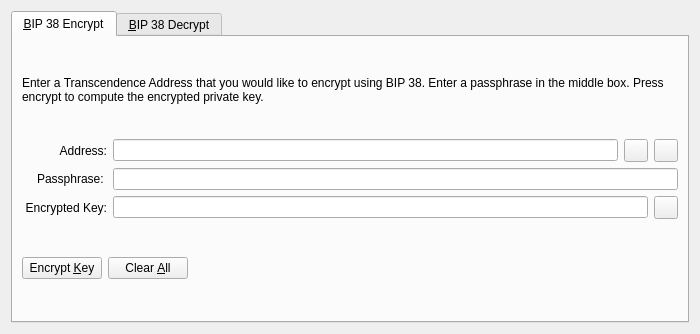
Qt form src/qt/forms/bip38tooldialog.ui (phoenixkonsole/MooNET) before a commit.
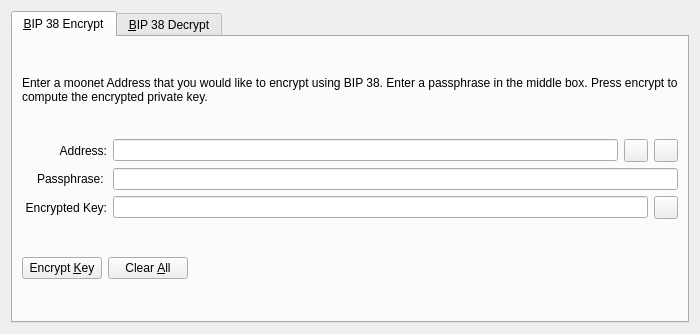
The same form after that commit. The open tabs and pages were chosen to show the change. Icons and pictures are not drawn. Custom widgets are drawn as their Qt base class.

What changed in the file:
```diff
--- a/src/qt/forms/bip38tooldialog.ui
+++ b/src/qt/forms/bip38tooldialog.ui
@@ -30,7 +30,7 @@
        <item>
         <widget class="QLabel" name="infoLabel_ENC">
          <property name="text">
-          <string>Enter a Transcendence Address that you would like to encrypt using BIP 38. Enter a passphrase in the middle box. Press encrypt to compute the encrypted private key.</string>
+          <string>Enter a moonet Address that you would like to encrypt using BIP 38. Enter a passphrase in the middle box. Press encrypt to compute the encrypted private key.</string>
          </property>
          <property name="textFormat">
           <enum>Qt::PlainText</enum>
```
Left out of the diff: 22 changed lines with no effect on the pictures.
